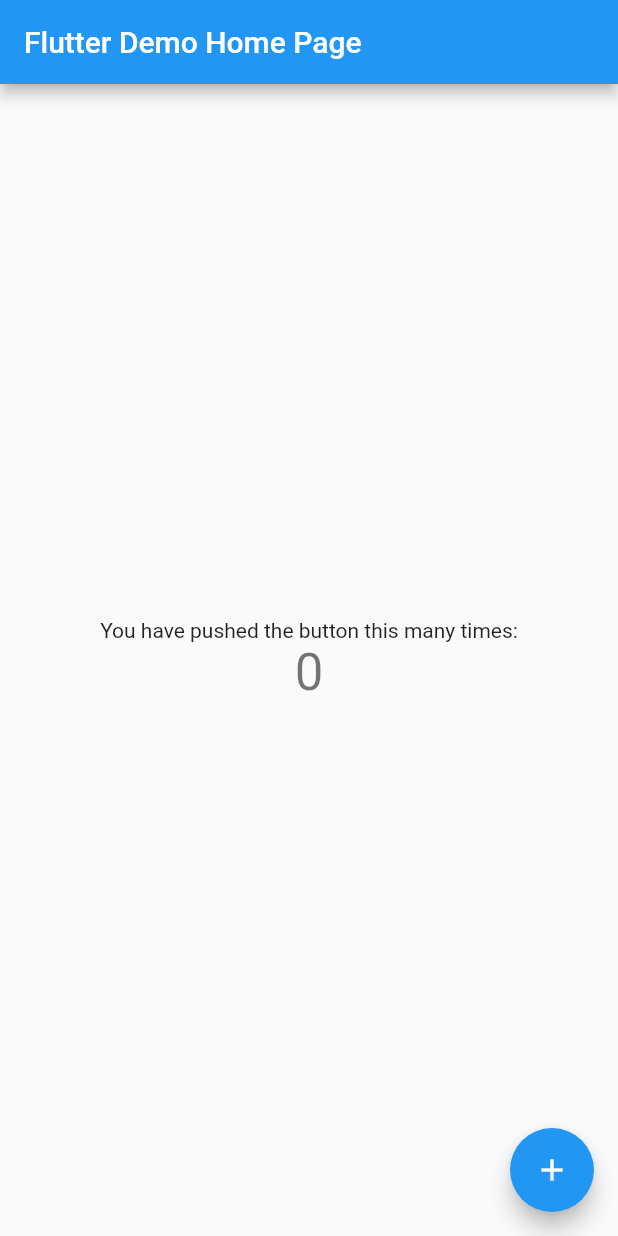
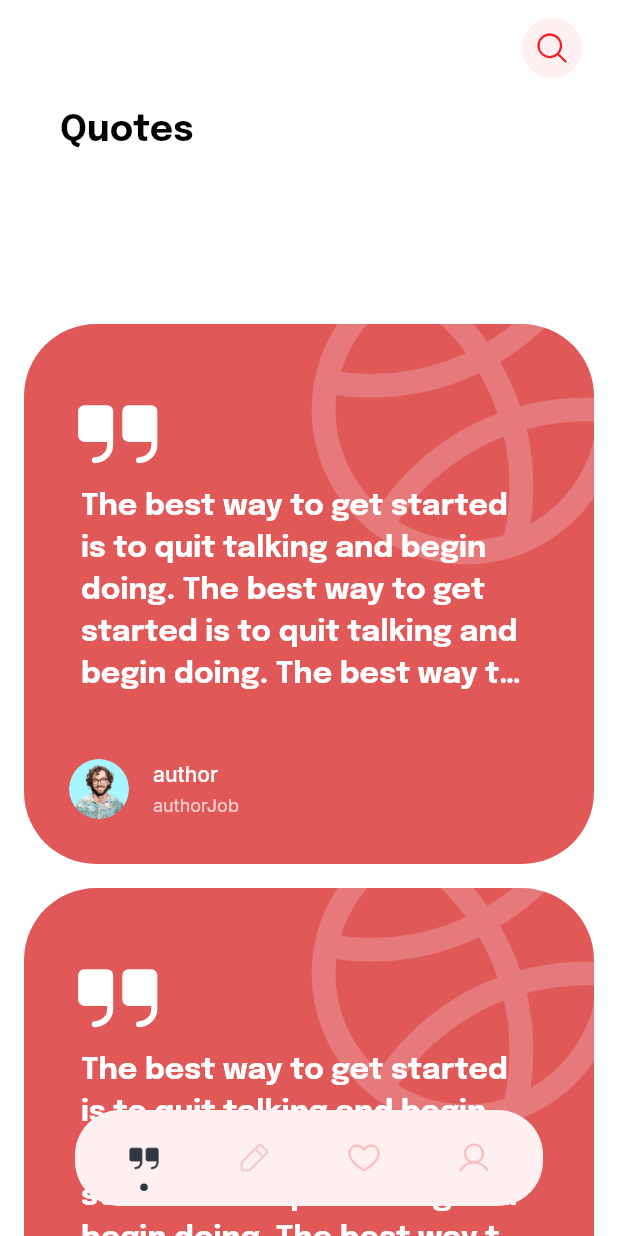
Before and after one commit to sahibul-nf/quotes_app_unit_2, a Flutter app: the screen it shows after launch, on a phone screen of 412 x 824 dp. Run offline on Flutter 3.47's test engine with Material 2 defaults, Android fonts, the phone set to English and light mode, and no system bars; drawn by our look-alikes of auto_size_text, dot_navigation_bar; our stand-ins replace flutter_dotenv, flutter_riverpod, google_fonts, phosphor_flutter, supabase_flutter; accounts and stored records are empty.

Commit message:
quotes page

```diff
--- a/lib/main.dart
+++ b/lib/main.dart
@@ -1,5 +1,7 @@
 import 'package:flutter/material.dart';
 import 'package:flutter_dotenv/flutter_dotenv.dart';
+import 'package:quotes_app_unit_2/views/menu.dart';
+import 'package:quotes_app_unit_2/views/themes/colors.dart';
 import 'package:supabase_flutter/supabase_flutter.dart';
 
 void main() async {
@@ -21,109 +23,30 @@
 class MyApp extends StatelessWidget {
   const MyApp({super.key});
 
-  // This widget is the root of your application.
   @override
   Widget build(BuildContext context) {
     return MaterialApp(
-      title: 'Flutter Demo',
+      debugShowCheckedModeBanner: false,
+      title: 'Quotes App',
       theme: ThemeData(
-        // This is the theme of your application.
-        //
-        // Try running your application with "flutter run". You'll see the
-        // application has a blue toolbar. Then, without quitting the app, try
-        // changing the primarySwatch below to Colors.green and then invoke
-        // "hot reload" (press "r" in the console where you ran "flutter run",
-        // or simply save your changes to "hot reload" in a Flutter IDE).
-        // Notice that the counter didn't reset back to zero; the application
-        // is not restarted.
-        primarySwatch: Colors.blue,
+        primarySwatch: MaterialColor(
+          0xffFEF0F1,
+          <int, Color>{
+            50: MyColors.secondary.withOpacity(0.1),
+            100: MyColors.secondary.withOpacity(0.2),
+            200: MyColors.secondary.withOpacity(0.3),
+            300: MyColors.secondary.withOpacity(0.4),
+            400: MyColors.secondary.withOpacity(0.5),
+            500: MyColors.secondary.withOpacity(0.6),
+            600: MyColors.secondary.withOpacity(0.7),
+            700: MyColors.secondary.withOpacity(0.8),
+            800: MyColors.secondary.withOpacity(0.9),
+            900: MyColors.secondary.withOpacity(1.0),
+          },
+        ),
+        scaffoldBackgroundColor: Colors.white,
       ),
-      home: const MyHomePage(title: 'Flutter Demo Home Page'),
+      home: const Menu(),
     );
   }
 }
-
-class MyHomePage extends StatefulWidget {
-  const MyHomePage({super.key, required this.title});
-
-  // This widget is the home page of your application. It is stateful, meaning
-  // that it has a State object (defined below) that contains fields that affect
-  // how it looks.
-
-  // This class is the configuration for the state. It holds the values (in this
-  // case the title) provided by the parent (in this case the App widget) and
-  // used by the build method of the State. Fields in a Widget subclass are
-  // always marked "final".
-
-  final String title;
-
-  @override
-  State<MyHomePage> createState() => _MyHomePageState();
-}
-
-class _MyHomePageState extends State<MyHomePage> {
-  int _counter = 0;
-
-  void _incrementCounter() {
-    setState(() {
-      // This call to setState tells the Flutter framework that something has
-      // changed in this State, which causes it to rerun the build method below
-      // so that the display can reflect the updated values. If we changed
-      // _counter without calling setState(), then the build method would not be
-      // called again, and so nothing would appear to happen.
-      _counter++;
-    });
-  }
-
-  @override
-  Widget build(BuildContext context) {
-    // This method is rerun every time setState is called, for instance as done
-    // by the _incrementCounter method above.
-    //
-    // The Flutter framework has been optimized to make rerunning build methods
-    // fast, so that you can just rebuild anything that needs updating rather
-    // than having to individually change instances of widgets.
-    return Scaffold(
-      appBar: AppBar(
-        // Here we take the value from the MyHomePage object that was created by
-        // the App.build method, and use it to set our appbar title.
-        title: Text(widget.title),
-      ),
-      body: Center(
-        // Center is a layout widget. It takes a single child and positions it
-        // in the middle of the parent.
-        child: Column(
-          // Column is also a layout widget. It takes a list of children and
-          // arranges them vertically. By default, it sizes itself to fit its
-          // children horizontally, and tries to be as tall as its parent.
-          //
-          // Invoke "debug painting" (press "p" in the console, choose the
-          // "Toggle Debug Paint" action from the Flutter Inspector in Android
-          // Studio, or the "Toggle Debug Paint" command in Visual Studio Code)
-          // to see the wireframe for each widget.
-          //
-          // Column has various properties to control how it sizes itself and
-          // how it positions its children. Here we use mainAxisAlignment to
-          // center the children vertically; the main axis here is the vertical
-          // axis because Columns are vertical (the cross axis would be
-          // horizontal).
-          mainAxisAlignment: MainAxisAlignment.center,
-          children: <Widget>[
-            const Text(
-              'You have pushed the button this many times:',
-            ),
-            Text(
-              '$_counter',
-              style: Theme.of(context).textTheme.headlineMedium,
-            ),
-          ],
-        ),
-      ),
-      floatingActionButton: FloatingActionButton(
-        onPressed: _incrementCounter,
-        tooltip: 'Increment',
-        child: const Icon(Icons.add),
-      ), // This trailing comma makes auto-formatting nicer for build methods.
-    );
-  }
-}
--- /dev/null
+++ b/lib/views/menu.dart
@@ -0,0 +1,91 @@
+import 'package:dot_navigation_bar/dot_navigation_bar.dart';
+import 'package:flutter/material.dart';
+import 'package:quotes_app_unit_2/views/pages/quotes_page.dart';
+import 'package:quotes_app_unit_2/views/themes/colors.dart';
+
+enum _SelectedTab { quotes, create, favorite, profile }
+
+class Menu extends StatefulWidget {
+  const Menu({super.key});
+
+  @override
+  State<Menu> createState() => _MenuState();
+}
+
+class _MenuState extends State<Menu> {
+  _SelectedTab _selectedTab = _SelectedTab.quotes;
+
+  void _handleIndexChanged(int i) {
+    setState(() {
+      _selectedTab = _SelectedTab.values[i];
+    });
+  }
+
+  @override
+  Widget build(BuildContext context) {
+    return Scaffold(
+      body: IndexedStack(
+        index: _SelectedTab.values.indexOf(_selectedTab),
+        children: [
+          const QuotesPage(),
+          Container(
+            color: MyColors.secondary,
+          ),
+          Container(
+            color: MyColors.primary,
+          ),
+          Container(
+            color: MyColors.secondary,
+          ),
+        ],
+      ),
+      extendBody: true,
+      bottomNavigationBar: DotNavigationBar(
+        currentIndex: _SelectedTab.values.indexOf(_selectedTab),
+        onTap: _handleIndexChanged,
+        dotIndicatorColor: MyColors.black,
+        backgroundColor: MyColors.secondary,
+        // enableFloatingNavBar: false,
+        paddingR: const EdgeInsets.symmetric(
+          vertical: 10,
+          horizontal: 10,
+        ),
+        enablePaddingAnimation: false,
+        items: [
+          DotNavigationBarItem(
+            icon: Image.asset(
+              _selectedTab == _SelectedTab.quotes
+                  ? "assets/ic_quotes_filled.png"
+                  : "assets/ic_quotes_outlined.png",
+              width: 24,
+            ),
+          ),
+          DotNavigationBarItem(
+            icon: Image.asset(
+              _selectedTab == _SelectedTab.create
+                  ? "assets/ic_create_filled.png"
+                  : "assets/ic_create_outlined.png",
+              width: 24,
+            ),
+          ),
+          DotNavigationBarItem(
+            icon: Image.asset(
+              _selectedTab == _SelectedTab.favorite
+                  ? "assets/ic_favorite_filled.png"
+                  : "assets/ic_favorite_outlined.png",
+              width: 24,
+            ),
+          ),
+          DotNavigationBarItem(
+            icon: Image.asset(
+              _selectedTab == _SelectedTab.profile
+                  ? "assets/ic_user_filled.png"
+                  : "assets/ic_user_outlined.png",
+              width: 24,
+            ),
+          ),
+        ],
+      ),
+    );
+  }
+}
--- /dev/null
+++ b/lib/views/pages/quotes_page.dart
@@ -0,0 +1,71 @@
+import 'package:flutter/material.dart';
+import 'package:flutter_riverpod/flutter_riverpod.dart';
+import 'package:phosphor_flutter/phosphor_flutter.dart';
+import 'package:quotes_app_unit_2/views/themes/typography.dart';
+import 'package:quotes_app_unit_2/views/widgets/icon_solid_light.dart';
+import 'package:quotes_app_unit_2/views/widgets/quote_card.dart';
+
+class QuotesPage extends ConsumerWidget {
+  const QuotesPage({super.key});
+
+  @override
+  Widget build(BuildContext context, WidgetRef ref) {
+    return Scaffold(
+      body: CustomScrollView(
+        slivers: [
+          SliverAppBar.large(
+            centerTitle: false,
+            backgroundColor: Colors.white,
+            actions: [
+              Padding(
+                padding: const EdgeInsets.symmetric(horizontal: 20),
+                child: IconSolidLight(
+                  icon: PhosphorIcons.regular.magnifyingGlass,
+                ),
+              ),
+            ],
+            title: Text("Quotes", style: MyTypography.h2),
+            expandedHeight: 116,
+            elevation: 0,
+            floating: true,
+            pinned: false,
+            flexibleSpace: FlexibleSpaceBar(
+              centerTitle: false,
+              expandedTitleScale: 1.0,
+              titlePadding: const EdgeInsets.symmetric(
+                horizontal: 40,
+                vertical: 16,
+              ),
+              title: Text(
+                "Quotes",
+                style: MyTypography.h2,
+              ),
+            ),
+          ),
+          SliverList(
+            delegate: SliverChildBuilderDelegate(
+              (context, index) {
+                return Padding(
+                  padding: EdgeInsets.only(
+                    right: 16,
+                    left: 16,
+                    bottom: 16,
+                    top: index == 0 ? 100 : 0,
+                  ),
+                  child: const QuotesCard(
+                    content:
+                        "The best way to get started is to quit talking and begin doing. The best way to get started is to quit talking and begin doing. The best way to get started is to quit talking and begin doing.",
+                    author: "author",
+                    authorAvatar: "assets/img_avatar.png",
+                    authorJob: "authorJob",
+                  ),
+                );
+              },
+              childCount: 10,
+            ),
+          ),
+        ],
+      ),
+    );
+  }
+}
--- /dev/null
+++ b/lib/views/themes/colors.dart
@@ -0,0 +1,8 @@
+import 'dart:ui';
+
+class MyColors {
+  static Color primary = const Color(0xffE05858);
+  static Color primaryDark = const Color(0xffF22128);
+  static Color secondary = const Color(0xffFEF0F1);
+  static Color black = const Color(0xff323842);
+}
--- /dev/null
+++ b/lib/views/themes/typography.dart
@@ -0,0 +1,35 @@
+import 'package:flutter/material.dart';
+import 'package:google_fonts/google_fonts.dart';
+
+class MyTypography {
+  // * Headings
+  static TextStyle h1 = GoogleFonts.epilogue(
+    fontSize: 32,
+    fontWeight: FontWeight.w700,
+  );
+  static TextStyle h2 = GoogleFonts.epilogue(
+    fontSize: 24,
+    fontWeight: FontWeight.w700,
+  );
+  static TextStyle h3 = GoogleFonts.inter(
+    fontSize: 20,
+    fontWeight: FontWeight.w700,
+  );
+
+  // * Body
+  static TextStyle body1 = GoogleFonts.inter(
+    fontSize: 16,
+    fontWeight: FontWeight.w400,
+  );
+  static TextStyle body2 = GoogleFonts.inter(
+    fontSize: 14,
+    fontWeight: FontWeight.w400,
+  );
+
+  // * Caption
+  static TextStyle caption1 = GoogleFonts.inter(
+    fontSize: 12,
+    fontWeight: FontWeight.w400,
+    color: Colors.grey,
+  );
+}
--- /dev/null
+++ b/lib/views/widgets/icon_solid_light.dart
@@ -0,0 +1,27 @@
+import 'package:flutter/material.dart';
+import 'package:quotes_app_unit_2/views/themes/colors.dart';
+
+class IconSolidLight extends StatelessWidget {
+  const IconSolidLight({super.key, required this.icon, this.onPressed});
+  final IconData icon;
+  final void Function()? onPressed;
+
+  @override
+  Widget build(BuildContext context) {
+    return FloatingActionButton.small(
+      onPressed: () {},
+      elevation: 0,
+      focusElevation: 0,
+      highlightElevation: 0,
+      hoverElevation: 0,
+      disabledElevation: 0,
+      focusColor: MyColors.secondary,
+      hoverColor: MyColors.secondary,
+      backgroundColor: MyColors.secondary,
+      child: Icon(
+        icon,
+        color: MyColors.primaryDark,
+      ),
+    );
+  }
+}
--- /dev/null
+++ b/lib/views/widgets/quote_card.dart
@@ -0,0 +1,115 @@
+import 'package:auto_size_text/auto_size_text.dart';
+import 'package:flutter/material.dart';
+import 'package:phosphor_flutter/phosphor_flutter.dart';
+import 'package:quotes_app_unit_2/views/themes/colors.dart';
+import 'package:quotes_app_unit_2/views/themes/typography.dart';
+
+class QuotesCard extends StatelessWidget {
+  const QuotesCard({
+    super.key,
+    this.color,
+    required this.content,
+    required this.author,
+    required this.authorAvatar,
+    required this.authorJob,
+    this.textAlign,
+  });
+  final Color? color;
+  final String content;
+  final String author;
+  final String authorAvatar;
+  final String authorJob;
+  final TextAlign? textAlign;
+
+  @override
+  Widget build(BuildContext context) {
+    return Container(
+      height: 360,
+      width: double.infinity,
+      decoration: BoxDecoration(
+        borderRadius: BorderRadius.circular(48),
+        color: color ?? MyColors.primary,
+      ),
+      child: Stack(
+        children: [
+          Positioned(
+            left: 168,
+            top: -70,
+            child: Image.asset(
+              "assets/img_bg_pattern.png",
+              width: 254,
+            ),
+          ),
+          Padding(
+            padding: const EdgeInsets.only(
+              left: 30,
+              right: 30,
+              top: 40,
+              bottom: 30,
+            ),
+            child: Column(
+              crossAxisAlignment: CrossAxisAlignment.start,
+              children: [
+                Icon(
+                  PhosphorIcons.fill.quotes,
+                  size: 65,
+                  color: Colors.white,
+                ),
+                Expanded(
+                  child: Padding(
+                    padding: const EdgeInsets.symmetric(horizontal: 8),
+                    child: AutoSizeText(
+                      content,
+                      textAlign: textAlign ?? TextAlign.start,
+                      maxLines: 5,
+                      maxFontSize: 28,
+                      minFontSize: 20,
+                      overflow: TextOverflow.ellipsis,
+                      style: MyTypography.h2.copyWith(
+                        fontSize: 28,
+                        color: Colors.white,
+                        height: 1.4,
+                      ),
+                    ),
+                  ),
+                ),
+                const SizedBox(height: 20),
+                Row(
+                  children: [
+                    CircleAvatar(
+                      radius: 20,
+                      backgroundImage: AssetImage(authorAvatar),
+                    ),
+                    const SizedBox(width: 16),
+                    Expanded(
+                      child: Column(
+                        crossAxisAlignment: CrossAxisAlignment.start,
+                        children: [
+                          Text(
+                            author,
+                            style: MyTypography.body2.copyWith(
+                              color: Colors.white,
+                              fontWeight: FontWeight.w500,
+                            ),
+                          ),
+                          const SizedBox(height: 5),
+                          Text(
+                            authorJob,
+                            style: MyTypography.caption1.copyWith(
+                              color: Colors.white70,
+                            ),
+                            overflow: TextOverflow.ellipsis,
+                          ),
+                        ],
+                      ),
+                    )
+                  ],
+                )
+              ],
+            ),
+          )
+        ],
+      ),
+    );
+  }
+}
--- a/pubspec.yaml
+++ b/pubspec.yaml
@@ -32,6 +32,11 @@
     sdk: flutter
   supabase_flutter: ^1.8.1
   flutter_dotenv: ^5.0.2
+  dot_navigation_bar: ^1.0.1+4
+  flutter_riverpod: ^2.3.6
+  phosphor_flutter: ^2.0.0
+  google_fonts: ^4.0.4
+  auto_size_text: ^3.0.0
 
 
   # The following adds the Cupertino Icons font to your application.
```
Also changed, not shown: pubspec.lock.
